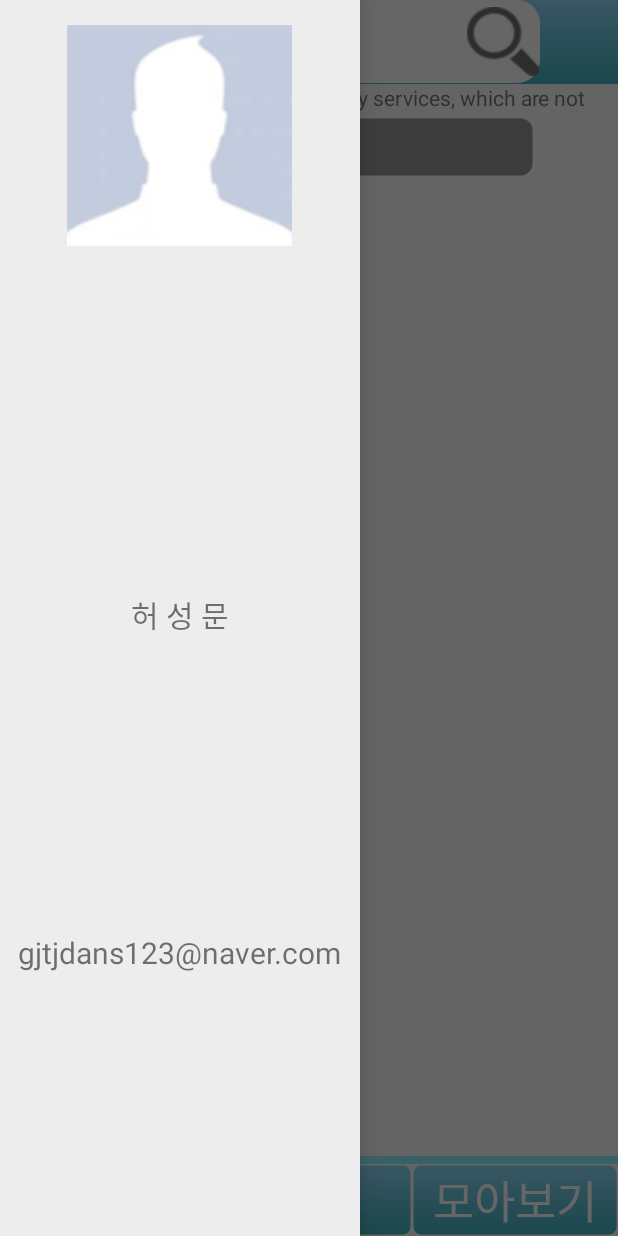
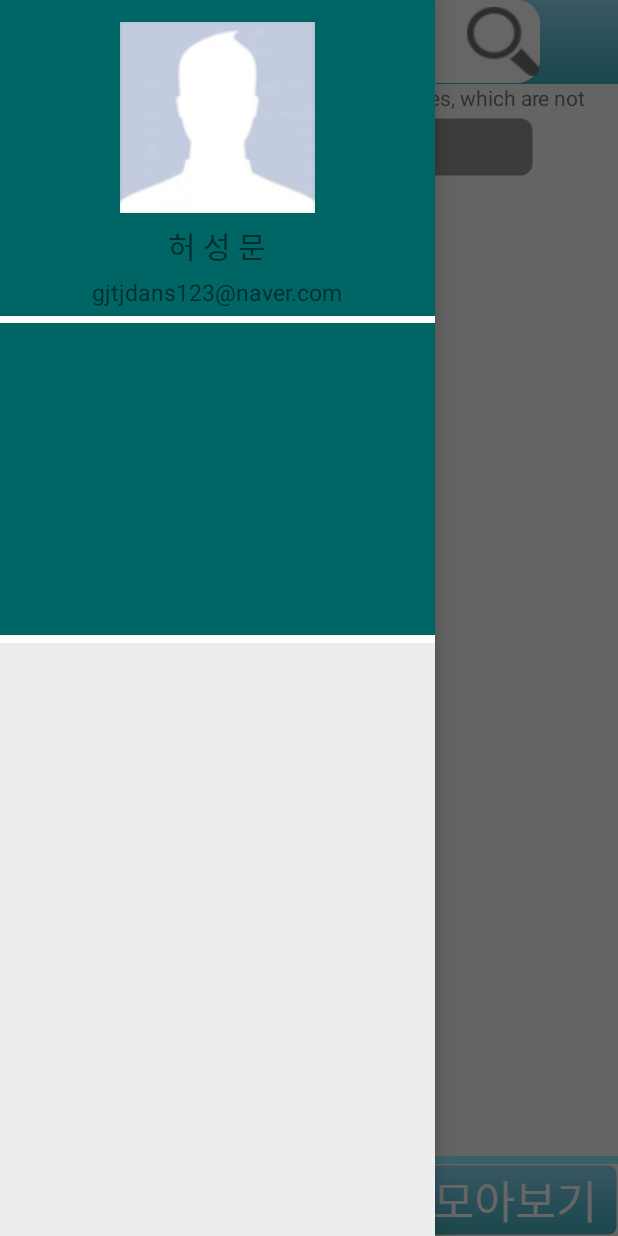
Before and after one commit to Who-IM/LeaveOutApp, an Android app: the MainActivity screen opened directly, with no data from a screen before it, after a tap on an icon or button, on a phone screen of 412 x 824 dp. Run offline under Robolectric (Android 15) with nearby library versions, the phone set to English and light mode, and no system bars; Roboto replaces fonts that are not available here; 2 statements that could not run were skipped.

Commit message:
메뉴바 수정

```diff
--- a/Android/LeaveOut/app/src/main/AndroidManifest.xml
+++ b/Android/LeaveOut/app/src/main/AndroidManifest.xml
@@ -20,9 +20,11 @@
         <activity android:name=".MainActivity"></activity>
         <activity android:name=".Writing"></activity>
         <activity android:name=".Preferences"></activity>
-        <activity android:name=".join"></activity>
+        <activity android:name=".join"></activity><![CDATA[
+        >
 
         // 구글 Map
+        ]]>
         <meta-data
             android:name="com.google.android.geo.API_KEY"
             android:value="AIzaSyAs6TKQVaOyF3sclxbqMapgHhEMg_WshJE"/>
--- a/Android/LeaveOut/app/src/main/java/whoim/leaveout/MainActivity.java
+++ b/Android/LeaveOut/app/src/main/java/whoim/leaveout/MainActivity.java
@@ -171,6 +171,7 @@ public class MainActivity extends AppCompatActivity
         alist = new ArrayList<CData>();
         // 데이터를 받기위해 데이터어댑터 객체 선언
         adapter = new DataAdapter(this, alist);
+        adapter.notifyDataSetChanged();
         // 리스트뷰에 어댑터 연결
         list.setAdapter(adapter);
 
@@ -184,9 +185,8 @@ public class MainActivity extends AppCompatActivity
 
     // 메뉴 커스텀 (나중에 DB받아서 수정)
     public void setMenuCustom(DataAdapter adapter) {
-        adapter.add(new CData(getApplicationContext(), R.drawable.basepicture));
+        adapter.add(new CData(getApplicationContext(), R.drawable.basepicture, "허 성 문", "gjtjdans123@naver.com"));
         adapter.add(new CData(getApplicationContext(), "허 성 문"));
-        adapter.add(new CData(getApplicationContext(), "gjtjdans123@naver.com"));
     }
 
     // 뒤로가기
@@ -249,6 +249,7 @@ public class MainActivity extends AppCompatActivity
             // 현재 리스트의 하나의 항목에 보일 컨트롤 얻기
             if (v == null) {
                 // XML 레이아웃을 직접 읽어서 리스트뷰에 넣음
+//                view = mInflater.inflate(R.layout.myitem, list);
                 view = mInflater.inflate(R.layout.myitem, null);
             } else {
                 view = v;
@@ -262,9 +263,10 @@ public class MainActivity extends AppCompatActivity
                 TextView tv2 = (TextView) view.findViewById(R.id.textView2);
                 // 텍스트뷰1에 getLabel()을 출력 즉 첫번째 인수값
                 tv.setText(data.getLabel());
-                tv2.setText(data.getData());
+                tv2.setText(data.getLabel2());
 
-//                tv2.setTextColor(Color.WHITE);
+                TextView tv3 = (TextView) view.findViewById(R.id.textView);
+                tv3.setText(data.getLabel3());
 
                 ImageView iv = (ImageView) view.findViewById(R.id.imageView1);
                 // 이미지뷰에 뿌려질 해당 이미지값을 연결 즉 세번째 인수값
@@ -277,24 +279,35 @@ public class MainActivity extends AppCompatActivity
     // CData안에 받은 값을 직접 할당
 
     class CData {
-        private String m_szLabel;
-        private String m_szData;
+        private String label1;
+        private String label2;
+        private String label3;
         private int m_szData2;
 
         public CData(Context context, int p_szData2) {
             m_szData2 = p_szData2;
         }
 
-        public CData(Context context, String p_szLabel) {
-            m_szLabel = p_szLabel;
+        public CData(Context context, int p_szData2, String p_szLabel, String p_szLabel2) {
+            m_szData2 = p_szData2;
+            label1 = p_szLabel;
+            label2 = p_szLabel2;
+        }
+
+        public CData(Context context, String label3) {
+            this.label3 = label3;
         }
 
         public String getLabel() {
-            return m_szLabel;
+            return label1;
         }
 
-        public String getData() {
-            return m_szData;
+        public String getLabel2() {
+            return label2;
+        }
+
+        public String getLabel3() {
+            return label3;
         }
 
         public int getData2() {
--- a/Android/LeaveOut/app/src/main/res/layout/main.xml
+++ b/Android/LeaveOut/app/src/main/res/layout/main.xml
@@ -41,7 +41,7 @@
         <!-- 메뉴바 나타나는 창 -->
         <ListView
             android:id="@+id/main_menu"
-            android:layout_width="240dp"
+            android:layout_width="290dp"
             android:layout_height="match_parent"
             android:layout_gravity="start"
             android:background="#EDEDED"
--- /dev/null
+++ b/Android/LeaveOut/app/src/main/res/layout/menu.xml
@@ -0,0 +1,11 @@
+<?xml version="1.0" encoding="utf-8"?>
+<LinearLayout xmlns:android="http://schemas.android.com/apk/res/android"
+    android:orientation="vertical" android:layout_width="match_parent"
+    android:layout_height="match_parent">
+
+    <TextView
+        android:id="@+id/textView"
+        android:layout_width="match_parent"
+        android:layout_height="wrap_content"
+        android:text="TextView" />
+</LinearLayout>
--- a/Android/LeaveOut/app/src/main/res/layout/myitem.xml
+++ b/Android/LeaveOut/app/src/main/res/layout/myitem.xml
@@ -1,22 +1,24 @@
 <?xml version="1.0" encoding="utf-8"?>
-<LinearLayout
+<RelativeLayout
     xmlns:android="http://schemas.android.com/apk/res/android"
+    xmlns:app="http://schemas.android.com/apk/res-auto"
+    android:id="@+id/temp"
     android:layout_width="fill_parent"
-    android:layout_height="fill_parent">
+    android:layout_height="fill_parent"
+    android:background="#006665"
+    android:orientation="vertical">
 
-    <RelativeLayout
-        android:id="@+id/linearLayout1"
-        android:layout_width="fill_parent"
-        android:layout_height="wrap_content"
-        android:orientation="horizontal">
 
     <ImageView
         android:id="@+id/imageView1"
-            android:layout_width="150dp"
-            android:layout_height="150dp"
+        android:layout_width="130dp"
+        android:layout_height="130dp"
+        android:layout_alignParentTop="true"
         android:layout_centerHorizontal="true"
-            android:layout_marginTop="15dp">
+        android:layout_marginTop="13dp"
+        >
     </ImageView>
+
 
     <TextView
         android:id="@+id/textView1"
@@ -25,21 +27,30 @@
         android:layout_below="@+id/imageView1"
         android:layout_centerHorizontal="true"
         android:layout_marginTop="5dp"
-            android:textSize="20dp"
-            android:text="TextView">
+        android:text="TextView"
+        android:textSize="20dp">
     </TextView>
 
     <TextView
         android:id="@+id/textView2"
         android:layout_width="wrap_content"
         android:layout_height="wrap_content"
+        android:layout_centerHorizontal="true"
+        android:layout_below="@+id/textView1"
+        android:layout_marginTop="5dp"
         android:text="TextView"
-            android:layout_below="@+id/textView1"
-            android:layout_alignStart="@+id/textView1"
-            android:textSize="15dp"
-            android:layout_marginTop="5dp">
+        android:textSize="15dp">
     </TextView>
+
+    <RelativeLayout
+        android:layout_width="match_parent"
+        android:layout_height="5dp"
+        android:layout_below="@+id/textView2"
+        android:layout_marginTop="5dp"
+        android:background="#ffffffff"
+        android:layout_centerHorizontal="true"
+        android:id="@+id/relativeLayout">
 
     </RelativeLayout>
 
-</LinearLayout>
+</RelativeLayout>
```
Also changed, not shown: Android/LeaveOut/app/src/main/res/drawable/friends_icon.png (added), Android/LeaveOut/app/src/main/res/drawable/home_icon.png (added). Lines whose indentation alone changed are shown as unchanged.
